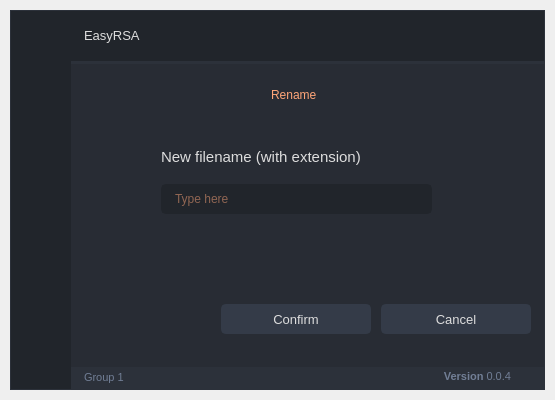
Qt form UI/renameFile.ui (ameasere/EasyRSA) before a commit.
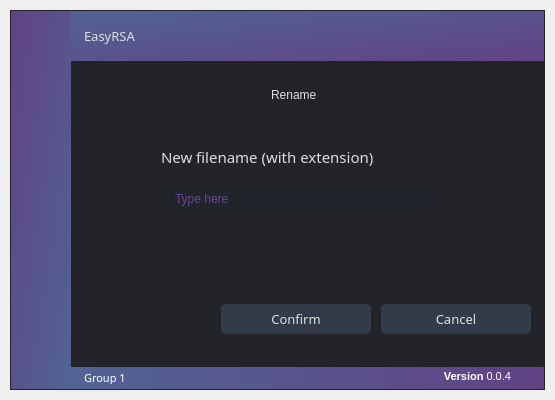
The same form after that commit. Icons and pictures are not drawn.

```diff
--- a/UI/renameFile.ui
+++ b/UI/renameFile.ui
@@ -60,27 +60,27 @@
 
 /* /////////////////////////////////////////////////////////////////////////////////////////////////
 Bg App */
-#bgApp {	
-	background-color: rgb(40, 44, 52);
-	border: 1px solid rgb(44, 49, 58);
+#bgApp {
+	background-color: rgb(35, 36, 42);
+	border: 1px solid rgb(35,35,38);
 }
 
 /* /////////////////////////////////////////////////////////////////////////////////////////////////
 Left Menu */
-#leftMenuBg {	
-	background-color: rgb(33, 37, 43);
+#leftMenuBg {
+	background-color: qlineargradient(spread:pad, x1:0, y1:0, x2:1, y2:1, stop:0 rgba(97, 67, 133, 255), stop:1 rgba(81, 99, 149, 255));
 }
 #topLogo {
-	background-color: rgb(33, 37, 43);
+	background-color: transparent;
 	background-image: url(:/images/images/images/RSA30x30.png);
 	background-position: center;
 	background-repeat: no-repeat;
 }
-#titleLeftApp { font: 63 12pt &quot;Segoe UI Semibold&quot;; }
-#titleLeftDescription { font: 8pt &quot;Segoe UI&quot;; color: rgb(249, 203, 147); }
+#titleLeftApp { font: 81 12pt &quot;Raleway ExtraBold&quot;; }
+#titleLeftDescription { font: 8pt &quot;Segoe UI&quot;; color: #aa63ff; }
 
 /* MENUS */
-#topMenu .QPushButton {	
+#topMenu .QPushButton {
 	background-position: left center;
     background-repeat: no-repeat;
 	border: none;
@@ -96,7 +96,7 @@
 	background-color: rgb(249, 203, 147);
 	color: rgb(255, 255, 255);
 }
-#bottomMenu .QPushButton {	
+#bottomMenu .QPushButton {
 	background-position: left center;
     background-repeat: no-repeat;
 	border: none;
@@ -113,7 +113,7 @@
 	color: rgb(255, 255, 255);
 }
 #leftMenuFrame{
-	border-top: 3px solid rgb(44, 49, 58);
+	border-top: 3px solid rgb(35,35,38);
 }
 
 /* Toggle Button */
@@ -122,7 +122,7 @@
     background-repeat: no-repeat;
 	border: none;
 	border-left: 20px solid transparent;
-	background-color: rgb(37, 41, 48);
+	background-color: #23242a;
 	text-align: left;
 	padding-left: 44px;
 	color: rgb(113, 126, 149);
@@ -140,11 +140,11 @@
 
 /* /////////////////////////////////////////////////////////////////////////////////////////////////
 Extra Tab */
-#extraLeftBox {	
-	background-color: rgb(44, 49, 58);
+#extraLeftBox {
+	background-color: rgb(35,35,38);
 }
 #extraTopBg {
-	background-color: rgb(249, 203, 147);
+	background-color: #aa63ff;
 }
 
 /* Icon */
@@ -164,7 +164,7 @@
 
 /* Extra Content */
 #extraContent{
-	border-top: 3px solid rgb(40, 44, 52);
+	border-top: 3px solid rgb(35,35,38);
 }
 
 /* Extra Top Menus */
@@ -187,11 +187,11 @@
 
 /* /////////////////////////////////////////////////////////////////////////////////////////////////
 Content App */
-#contentTopBg{	
-	background-color: rgb(33, 37, 43);
+#contentTopBg{
+	background-color: qlineargradient(spread:pad, x1:1, y1:1, x2:0, y2:0, stop:0 rgba(97, 67, 133, 255), stop:1 rgba(81, 99, 149, 255));
 }
 #contentBottom{
-	border-top: 3px solid rgb(44, 49, 58);
+	border-top: 3px solid rgb(35,35,38);
 }
 
 /* Top Buttons */
@@ -200,16 +200,16 @@
 #rightButtons .QPushButton:pressed { background-color: rgb(23, 26, 30); border-style: solid; border-radius: 4px; }
 
 /* Theme Settings */
-#extraRightBox { background-color: rgb(44, 49, 58); }
-#themeSettingsTopDetail { background-color: rgb(249, 203, 147); }
+#extraRightBox { background-color: rgb(35,35,38); }
+#themeSettingsTopDetail { background-color: #aa63ff; }
 
 /* Bottom Bar */
-#bottomBar { background-color: rgb(44, 49, 58); }
+#bottomBar { background-color: qlineargradient(spread:pad, x1:1, y1:0.511, x2:0, y2:0.517, stop:0 rgba(97, 67, 133, 255), stop:1 rgba(81, 99, 149, 255)); }
 #bottomBar QLabel { font-size: 11px; color: rgb(113, 126, 149); padding-left: 10px; padding-right: 10px; padding-bottom: 2px; }
 
 /* CONTENT SETTINGS */
 /* MENUS */
-#contentSettings .QPushButton {	
+#contentSettings .QPushButton {
 	background-position: left center;
     background-repeat: no-repeat;
 	border: none;
@@ -228,11 +228,11 @@
 
 /* /////////////////////////////////////////////////////////////////////////////////////////////////
 QTableWidget */
-QTableWidget {	
+QTableWidget {
 	background-color: transparent;
 	padding: 10px;
 	border-radius: 5px;
-	gridline-color: rgb(44, 49, 58);
+	gridline-color: rgb(35,35,38);
 	border-bottom: 1px solid rgb(44, 49, 60);
 }
 QTableWidget::item{
@@ -242,23 +242,23 @@
 	gridline-color: rgb(44, 49, 60);
 }
 QTableWidget::item:selected{
-	background-color: rgb(249, 203, 147);
+	background-color: #aa63ff;
 }
 QHeaderView::section{
-	background-color: rgb(33, 37, 43);
+	background-color: rgb(35,35,38);
 	max-width: 30px;
-	border: 1px solid rgb(44, 49, 58);
+	border: 1px solid rgb(35,35,38);
 	border-style: none;
     border-bottom: 1px solid rgb(44, 49, 60);
     border-right: 1px solid rgb(44, 49, 60);
 }
-QTableWidget::horizontalHeader {	
-	background-color: rgb(33, 37, 43);
+QTableWidget::horizontalHeader {
+	background-color: rgb(35,35,38);
 }
 QHeaderView::section:horizontal
 {
-    border: 1px solid rgb(33, 37, 43);
-	background-color: rgb(33, 37, 43);
+    border: 1px solid rgb(35,35,38);
+	background-color: rgb(35,35,38);
 	padding: 3px;
 	border-top-left-radius: 7px;
     border-top-right-radius: 7px;
@@ -271,12 +271,12 @@
 /* /////////////////////////////////////////////////////////////////////////////////////////////////
 LineEdit */
 QLineEdit {
-	background-color: rgb(33, 37, 43);
+	background-color: rgb(35,35,38);
 	border-radius: 5px;
-	border: 2px solid rgb(33, 37, 43);
+	border: 2px solid rgb(35,35,38);
 	padding-left: 10px;
 	selection-color: rgb(255, 255, 255);
-	selection-background-color: rgb(255, 166, 121);
+	selection-background-color: #aa63ff;
 }
 QLineEdit:hover {
 	border: 2px solid rgb(64, 71, 88);
@@ -292,7 +292,7 @@
 	border-radius: 5px;
 	padding: 10px;
 	selection-color: rgb(255, 255, 255);
-	selection-background-color: rgb(255, 166, 121);
+	selection-background-color: rgb(0,94,217);
 }
 QPlainTextEdit  QScrollBar:vertical {
     width: 8px;
@@ -317,7 +317,7 @@
 	border-radius: 0px;
 }
 QScrollBar::handle:horizontal {
-    background: rgb(249, 203, 147);
+    background: #aa63ff;
     min-width: 25px;
 	border-radius: 4px;
 }
@@ -354,8 +354,8 @@
     margin: 21px 0 21px 0;
 	border-radius: 0px;
  }
- QScrollBar::handle:vertical {	
-	background: rgb(249, 203, 147);
+ QScrollBar::handle:vertical {
+	background: #aa63ff;
     min-height: 25px;
 	border-radius: 4px;
  }
@@ -399,7 +399,7 @@
 }
 QCheckBox::indicator:checked {
     background: 3px solid rgb(52, 59, 72);
-	border: 3px solid rgb(52, 59, 72);	
+	border: 3px solid rgb(52, 59, 72);
 	background-image: url(:/icons/images/icons/cil-check-alt.png);
 }
 
@@ -417,7 +417,7 @@
 }
 QRadioButton::indicator:checked {
     background: 3px solid rgb(94, 106, 130);
-	border: 3px solid rgb(52, 59, 72);	
+	border: 3px solid rgb(52, 59, 72);
 }
 
 /* /////////////////////////////////////////////////////////////////////////////////////////////////
@@ -425,7 +425,7 @@
 QComboBox{
 	background-color: rgb(27, 29, 35);
 	border-radius: 5px;
-	border: 2px solid rgb(33, 37, 43);
+	border: 2px solid rgb(35,35,38);
 	padding: 5px;
 	padding-left: 10px;
 }
@@ -435,19 +435,19 @@
 QComboBox::drop-down {
 	subcontrol-origin: padding;
 	subcontrol-position: top right;
-	width: 25px; 
+	width: 25px;
 	border-left-width: 3px;
 	border-left-color: rgba(39, 44, 54, 150);
 	border-left-style: solid;
 	border-top-right-radius: 3px;
-	border-bottom-right-radius: 3px;	
+	border-bottom-right-radius: 3px;
 	background-image: url(:/icons/images/icons/cil-arrow-bottom.png);
 	background-position: center;
 	background-repeat: no-repeat;
  }
 QComboBox QAbstractItemView {
-	color: rgb(255, 166, 121);
-	background-color: rgb(33, 37, 43);
+	color: #aa63ff;
+	background-color: rgb(35,35,38);
 	padding: 10px;
 	selection-background-color: rgb(39, 44, 54);
 }
@@ -464,7 +464,7 @@
 	background-color: rgb(55, 62, 76);
 }
 QSlider::handle:horizontal {
-    background-color: rgb(249, 203, 147);
+    background-color: #aa63ff;
     border: none;
     height: 10px;
     width: 10px;
@@ -488,7 +488,7 @@
 	background-color: rgb(55, 62, 76);
 }
 QSlider::handle:vertical {
-    background-color: rgb(249, 203, 147);
+    background-color: #aa63ff;
 	border: none;
     height: 10px;
     width: 10px;
@@ -504,8 +504,8 @@
 
 /* /////////////////////////////////////////////////////////////////////////////////////////////////
 CommandLinkButton */
-QCommandLinkButton {	
-	color: rgb(255, 166, 121);
+QCommandLinkButton {
+	color: #aa63ff;
 	border-radius: 5px;
 	padding: 5px;
 }
@@ -522,7 +522,7 @@
 Button */
 #pagesContainer QPushButton {
 	border: 2px solid rgb(52, 59, 72);
-	border-radius: 5px;	
+	border-radius: 5px;
 	background-color: rgb(52, 59, 72);
 }
 #pagesContainer QPushButton:hover {
@@ -532,11 +532,7 @@
 #pagesContainer QPushButton:pressed {	
 	background-color: rgb(35, 40, 49);
 	border: 2px solid rgb(43, 50, 61);
-}
-
-
-
-</string>
+}</string>
    </property>
    <layout class="QVBoxLayout" name="appMargins">
     <property name="spacing">
@@ -781,13 +777,16 @@
                   </property>
                   <property name="font">
                    <font>
-                    <family>Segoe UI</family>
+                    <family>Raleway ExtraBold</family>
                     <pointsize>10</pointsize>
-                    <weight>50</weight>
+                    <weight>10</weight>
                     <italic>false</italic>
                     <bold>false</bold>
                    </font>
                   </property>
+                  <property name="styleSheet">
+                   <string notr="true">font: 81 10pt &quot;Raleway ExtraBold&quot;;</string>
+                  </property>
                   <property name="text">
                    <string>EasyRSA</string>
                   </property>
@@ -1042,12 +1041,12 @@
                         <rect>
                          <x>190</x>
                          <y>0</y>
-                         <width>71</width>
+                         <width>81</width>
                          <height>41</height>
                         </rect>
                        </property>
                        <property name="styleSheet">
-                        <string notr="true">font: 14pt &quot;Segoe UI&quot;; color: rgb(255, 166, 121);</string>
+                        <string notr="true">font: 57 14pt &quot;Raleway Medium&quot;;</string>
                        </property>
                        <property name="lineWidth">
                         <number>1</number>
@@ -1082,9 +1081,9 @@
                        </property>
                        <property name="font">
                         <font>
-                         <family>Segoe UI</family>
+                         <family>Raleway Medium</family>
                          <pointsize>11</pointsize>
-                         <weight>50</weight>
+                         <weight>7</weight>
                          <italic>false</italic>
                          <bold>false</bold>
                         </font>
@@ -1116,9 +1115,9 @@
                        </property>
                        <property name="font">
                         <font>
-                         <family>Segoe UI</family>
+                         <family>Raleway SemiBold</family>
                          <pointsize>10</pointsize>
-                         <weight>50</weight>
+                         <weight>7</weight>
                          <italic>false</italic>
                          <bold>false</bold>
                         </font>
@@ -1150,9 +1149,9 @@
                        </property>
                        <property name="font">
                         <font>
-                         <family>Segoe UI</family>
+                         <family>Raleway SemiBold</family>
                          <pointsize>10</pointsize>
-                         <weight>50</weight>
+                         <weight>7</weight>
                          <italic>false</italic>
                          <bold>false</bold>
                         </font>
@@ -1184,7 +1183,8 @@
                        </property>
                        <property name="styleSheet">
                         <string notr="true">background-color: rgb(33, 37, 43);
-color: rgb(255, 166, 121);</string>
+color: rgb(170, 99, 255);
+font: 63 10pt &quot;Raleway SemiBold&quot;;</string>
                        </property>
                        <property name="text">
                         <string/>
@@ -1328,15 +1328,18 @@
                   </property>
                   <property name="font">
                    <font>
-                    <family>Segoe UI</family>
-                    <pointsize>-1</pointsize>
-                    <weight>50</weight>
+                    <family>Raleway SemiBold</family>
+                    <pointsize>8</pointsize>
+                    <weight>7</weight>
                     <italic>false</italic>
                     <bold>false</bold>
                    </font>
                   </property>
+                  <property name="styleSheet">
+                   <string notr="true">font: 63 8pt &quot;Raleway SemiBold&quot;;</string>
+                  </property>
                   <property name="text">
-                   <string>Group 1</string>
+                   <string>&lt;html&gt;&lt;head/&gt;&lt;body&gt;&lt;p&gt;&lt;span style=&quot; font-size:8pt; color:#ffffff;&quot;&gt;Group 1&lt;/span&gt;&lt;/p&gt;&lt;/body&gt;&lt;/html&gt;</string>
                   </property>
                   <property name="alignment">
                    <set>Qt::AlignLeading|Qt::AlignLeft|Qt::AlignVCenter</set>
@@ -1345,8 +1348,11 @@
                 </item>
                 <item>
                  <widget class="QLabel" name="version">
+                  <property name="styleSheet">
+                   <string notr="true">font: 63 8pt &quot;Raleway SemiBold&quot;;</string>
+                  </property>
                   <property name="text">
-                   <string>&lt;html&gt;&lt;head/&gt;&lt;body&gt;&lt;p&gt;&lt;span style=&quot; font-weight:600;&quot;&gt;Version&lt;/span&gt; 0.0.4&lt;/p&gt;&lt;/body&gt;&lt;/html&gt;</string>
+                   <string>&lt;html&gt;&lt;head/&gt;&lt;body&gt;&lt;p&gt;&lt;span style=&quot; font-weight:600; color:#ffffff;&quot;&gt;Version&lt;/span&gt;&lt;span style=&quot; color:#ffffff;&quot;&gt; 0.0.4&lt;/span&gt;&lt;/p&gt;&lt;/body&gt;&lt;/html&gt;</string>
                   </property>
                   <property name="alignment">
                    <set>Qt::AlignRight|Qt::AlignTrailing|Qt::AlignVCenter</set>
```
Left out of the diff: 74 changed lines with no effect on the pictures.
